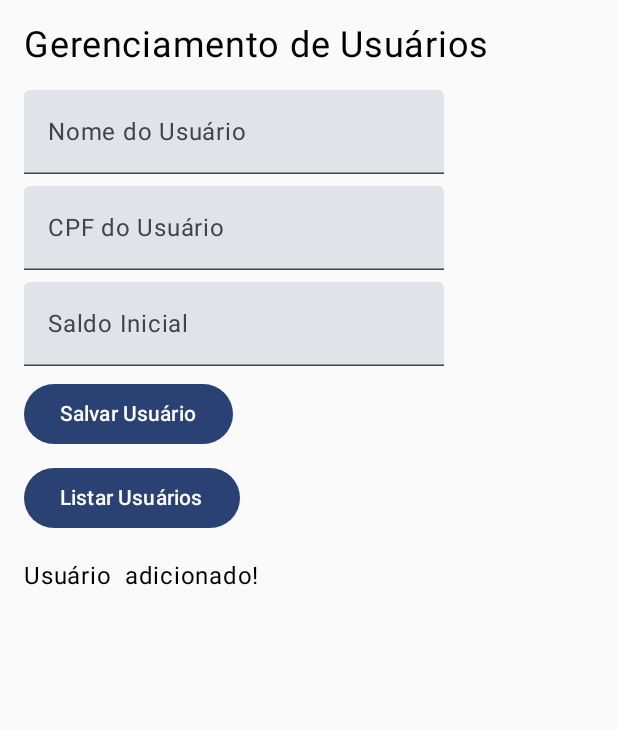
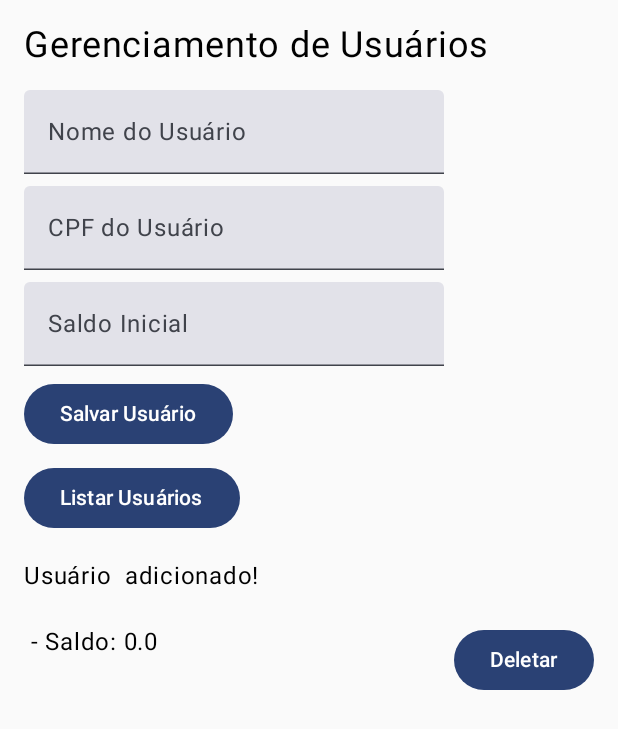
Before and after one commit to LucasHHuzar/Finan-as_Android, an Android app built with Jetpack Compose: the screen it shows after launch (MainActivity), after a tap on "Listar Usuários", on a phone screen of 412 x 824 dp. Shown: the top 729 px of the screen. Run offline under Robolectric (Android 15) with nearby library versions, the phone set to English and light mode, and no system bars; our stand-ins replace Room's generated code; 1 other tap on this screen came first.

```diff
--- a/MyApplication/app/src/main/java/com/example/myapplication/MainActivity.kt
+++ b/MyApplication/app/src/main/java/com/example/myapplication/MainActivity.kt
@@ -9,16 +9,18 @@ import androidx.compose.foundation.lazy.items
 import androidx.compose.material3.*
 import androidx.compose.runtime.*
 import androidx.compose.ui.Modifier
+import androidx.compose.ui.platform.LocalContext
 import androidx.compose.ui.unit.dp
 import androidx.compose.ui.unit.sp
-import androidx.room.Room
-import androidx.room.RoomDatabase
+import androidx.room.*
 import com.example.myapplication.ui.theme.MyApplicationTheme
+import kotlinx.coroutines.CoroutineScope
+import kotlinx.coroutines.Dispatchers
+import kotlinx.coroutines.launch
+
+
 
 class MainActivity : ComponentActivity() {
-
-    private lateinit var db: AppDatabase
-
     override fun onCreate(savedInstanceState: Bundle?) {
         super.onCreate(savedInstanceState)
         setContent {
@@ -32,6 +34,8 @@ class MainActivity : ComponentActivity() {
 @OptIn(ExperimentalMaterial3Api::class)
 @Composable
 fun LayoutMain() {
+    val context = LocalContext.current
+    val db = remember { AppDatabase.getDatabase(context) }
     var usuariosNome by remember { mutableStateOf("") }
     var usuariosCpf by remember { mutableStateOf("") }
     var usuariosSaldo by remember { mutableStateOf("") }
@@ -46,7 +50,6 @@ fun LayoutMain() {
 
         Spacer(modifier = Modifier.height(16.dp))
 
-        // Campo para o nome do usuário
         TextField(
             value = usuariosNome,
             onValueChange = { usuariosNome = it },
@@ -55,7 +58,6 @@ fun LayoutMain() {
 
         Spacer(modifier = Modifier.height(8.dp))
 
-        // Campo para o cpf do usuário
         TextField(
             value = usuariosCpf,
             onValueChange = { usuariosCpf = it },
@@ -64,7 +66,6 @@ fun LayoutMain() {
 
         Spacer(modifier = Modifier.height(8.dp))
 
-        // Campo para o saldo do usuário
         TextField(
             value = usuariosSaldo,
             onValueChange = { usuariosSaldo = it },
@@ -73,55 +74,61 @@ fun LayoutMain() {
 
         Spacer(modifier = Modifier.height(8.dp))
 
-        // Botão para inserir usuário
         Button(onClick = {
             val saldo = usuariosSaldo.toDoubleOrNull() ?: 0.0
-            addUsuarios(usuariosNome, usuariosCpf, saldo, ) // Função para inserir usuário (implementada mais abaixo)
-            mensagem = "Usuário $usuariosNome adicionado!"
+            val novoUsuario = Usuario(nome = usuariosNome, cpf = usuariosCpf, saldo = saldo)
+
+            CoroutineScope(Dispatchers.IO).launch {
+                db.usuarioDAO().insertUsuario(novoUsuario)
+                mensagem = "Usuário $usuariosNome adicionado!"
+            }
+
             usuariosNome = ""
+            usuariosCpf = ""
             usuariosSaldo = ""
-            loadUserList() // Atualiza a lista de usuários (implementada mais abaixo)
         }) {
             Text("Salvar Usuário")
         }
 
         Spacer(modifier = Modifier.height(8.dp))
 
-        // Botão para listar usuários
+        // Listar usuários
         Button(onClick = {
-            loadUserList() // Função para carregar a lista de usuários (implementada mais abaixo)
+            CoroutineScope(Dispatchers.IO).launch {
+                usuariosList = db.usuarioDAO().getAllUsuarios()
+            }
         }) {
             Text("Listar Usuários")
         }
 
         Spacer(modifier = Modifier.height(16.dp))
 
-        // Mensagem de resultado
         Text(text = mensagem)
 
         Spacer(modifier = Modifier.height(16.dp))
 
-        // Lista de usuários
         LazyColumn {
             items(usuariosList) { usuario ->
-                Text(text = "${usuario.nome} - Saldo: ${usuario.saldo}")
-                Spacer(modifier = Modifier.height(8.dp))
+                Row(
+                    modifier = Modifier
+                        .fillMaxWidth()
+                        .padding(vertical = 4.dp),
+                    horizontalArrangement = Arrangement.SpaceBetween
+                ) {
+                    Text(text = "${usuario.nome} - Saldo: ${usuario.saldo}")
+
+                    Button(
+                        onClick = {
+                            CoroutineScope(Dispatchers.IO).launch {
+                                db.usuarioDAO().deleteUsuario(usuario.id)
+                                usuariosList = db.usuarioDAO().getAllUsuarios() // Atualizar lista após deletar
+                            }
+                        }
+                    ) {
+                        Text("Deletar")
+                    }
+                }
             }
         }
     }
 }
-
-// Simulação de inserção de usuário
-private fun addUsuarios(usuariosNome: String, cpf: String, saldoInicial: Double, db: AppDatabase) {
-    val novoUsuario = Usuario(nome = usuariosNome, cpf = cpf, saldo = saldoInicial)
-    db.usuarioDAO().insertUsuario(novoUsuario)
-}
-
-// Simulação de carregamento de lista de usuários
-suspend fun carregarUsuarios(usuariosId: Int, db: AppDatabase): Usuario? {
-    return db.usuarioDAO().getUsuariosById(usuariosId)
-}
-
-suspend fun deleteUser(usuarioId: Int, db: AppDatabase) {
-    db.usuarioDAO().deleteUsuarios(usuarioId)
-}
--- a/MyApplication/app/src/main/java/com/example/myapplication/UsuarioDAO.kt
+++ b/MyApplication/app/src/main/java/com/example/myapplication/UsuarioDAO.kt
@@ -6,17 +6,12 @@ import androidx.room.Query
 
 @Dao
 interface UsuarioDAO {
-
     @Insert
     suspend fun insertUsuario(usuario: Usuario)
 
-    @Query("SELECT * FROM usuarios WHERE nome = :usuariosId")
-    suspend fun getUsuariosById(usuariosId: Int): Usuario?
+    @Query("SELECT * FROM usuarios")
+    suspend fun getAllUsuarios(): List<Usuario>
 
-    @Query("UPDATE usuarios SET saldo = :novoSaldo WHERE id = :usuariosId")
-    suspend fun updateUsuariosSaldo(usuariosId: Int, novoSaldo: Double)
-
-    @Query("DELETE FROM usuarios WHERE id = :usuariosId")
-    suspend fun deleteUsuarios(usuariosId: Int)
-
+    @Query("DELETE FROM usuarios WHERE id = :usuarioId")
+    suspend fun deleteUsuario(usuarioId: Int)
 }
```
